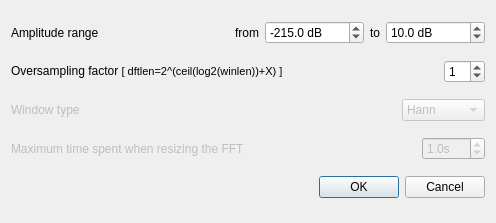
The window that src/gvamplitudespectrumwdialogsettings.ui (gillesdegottex/dfasma) describes before a commit, drawn with Qt 5.
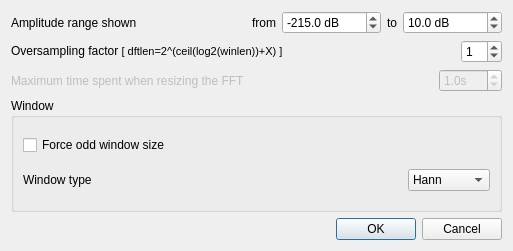
The same window after the commit.

What changed in the file:
```diff
--- a/src/gvamplitudespectrumwdialogsettings.ui
+++ b/src/gvamplitudespectrumwdialogsettings.ui
@@ -6,14 +6,14 @@
    <rect>
     <x>0</x>
     <y>0</y>
-    <width>496</width>
-    <height>223</height>
+    <width>513</width>
+    <height>251</height>
    </rect>
   </property>
   <property name="windowTitle">
    <string>Dialog</string>
   </property>
-  <layout class="QVBoxLayout" name="verticalLayout">
+  <layout class="QVBoxLayout" name="verticalLayout_2">
    <item>
     <layout class="QHBoxLayout" name="horizontalLayout_5">
      <item>
@@ -25,7 +25,7 @@
         </sizepolicy>
        </property>
        <property name="text">
-        <string>Amplitude range</string>
+        <string>Amplitude range shown</string>
        </property>
       </widget>
      </item>
@@ -116,48 +116,6 @@
      </item>
     </layout>
    </item>
-   <item>
-    <layout class="QHBoxLayout" name="horizontalLayout_3">
-     <item>
-      <widget class="QLabel" name="label_2">
-       <property name="enabled">
-        <bool>false</bool>
-       </property>
-       <property name="sizePolicy">
-        <sizepolicy hsizetype="MinimumExpanding" vsizetype="Preferred">
-         <horstretch>0</horstretch>
-         <verstretch>0</verstretch>
-        </sizepolicy>
-       </property>
-       <property name="text">
-        <string>Window type</string>
-       </property>
-      </widget>
-     </item>
-     <item>
-      <widget class="QComboBox" name="cbSpectrumWindowType">
-       <property name="enabled">
-        <bool>false</bool>
-       </property>
-       <item>
-        <property name="text">
-         <string>Hann</string>
-        </property>
-       </item>
-       <item>
-        <property name="text">
-         <string>Blackman</string>
-        </property>
-       </item>
-       <item>
-        <property name="text">
-         <string>Hamming</string>
-        </property>
-       </item>
-      </widget>
-     </item>
-    </layout>
-   </item>
    <item>
     <layout class="QHBoxLayout" name="horizontalLayout_4">
      <item>
@@ -197,6 +155,55 @@
      </item>
     </layout>
    </item>
+   <item>
+    <widget class="QGroupBox" name="groupBox">
+     <property name="title">
+      <string>Window</string>
+     </property>
+     <layout class="QVBoxLayout" name="verticalLayout">
+      <item>
+       <widget class="QCheckBox" name="cbWindowSizeForcedOdd">
+        <property name="text">
+         <string>Force odd window size</string>
+        </property>
+       </widget>
+      </item>
+      <item>
+       <layout class="QHBoxLayout" name="horizontalLayout_3">
+        <item>
+         <widget class="QLabel" name="label_2">
+          <property name="sizePolicy">
+           <sizepolicy hsizetype="MinimumExpanding" vsizetype="Preferred">
+            <horstretch>0</horstretch>
+            <verstretch>0</verstretch>
+           </sizepolicy>
+          </property>
+          <property name="text">
+           <string>Window type</string>
+          </property>
+         </widget>
+        </item>
+        <item>
+         <widget class="QComboBox" name="cbSpectrumWindowType">
+          <item>
+           <property name="text">
+            <string>Hann</string>
+           </property>
+          </item>
+          <item>
+           <property name="text">
+            <string>Hamming</string>
+           </property>
+          </item>
+         </widget>
+        </item>
+       </layout>
+      </item>
+     </layout>
+     <zorder></zorder>
+     <zorder>cbWindowSizeForcedOdd</zorder>
+    </widget>
+   </item>
    <item>
     <layout class="QHBoxLayout" name="horizontalLayout">
      <item>
```
